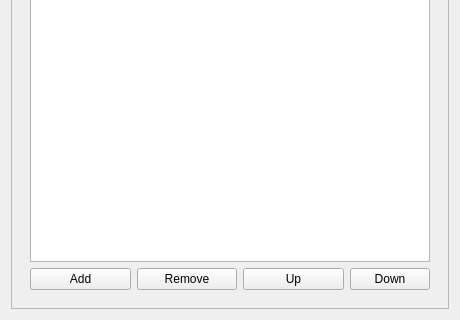
The window that application/prompttab_fix.ui (TheNiteCoder/mx-bashrc-config) describes before a commit, drawn with Qt 5; both pictures show x 0 to 460 and y 176 to 496 of the 460 by 496 pixel window.
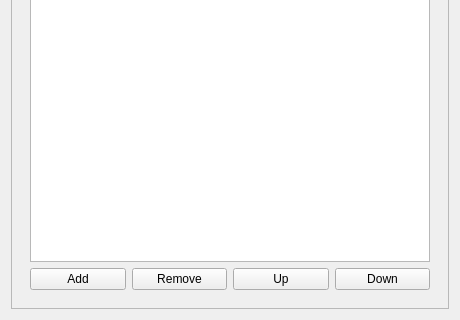
The same window after the commit. The open tabs and pages were chosen to show the change. Icons and pictures are not drawn.

Commit message: Fixed the button so they were all the same size

Diff of the .ui file:
```diff
--- a/application/prompttab_fix.ui
+++ b/application/prompttab_fix.ui
@@ -487,6 +487,12 @@
              </item>
              <item>
               <widget class="QPushButton" name="pushButton_PromptCustomDown">
+               <property name="sizePolicy">
+                <sizepolicy hsizetype="Expanding" vsizetype="Fixed">
+                 <horstretch>0</horstretch>
+                 <verstretch>0</verstretch>
+                </sizepolicy>
+               </property>
                <property name="text">
                 <string>Down</string>
                </property>
```
Left out of the diff: 10 changed lines with no effect on the pictures.
